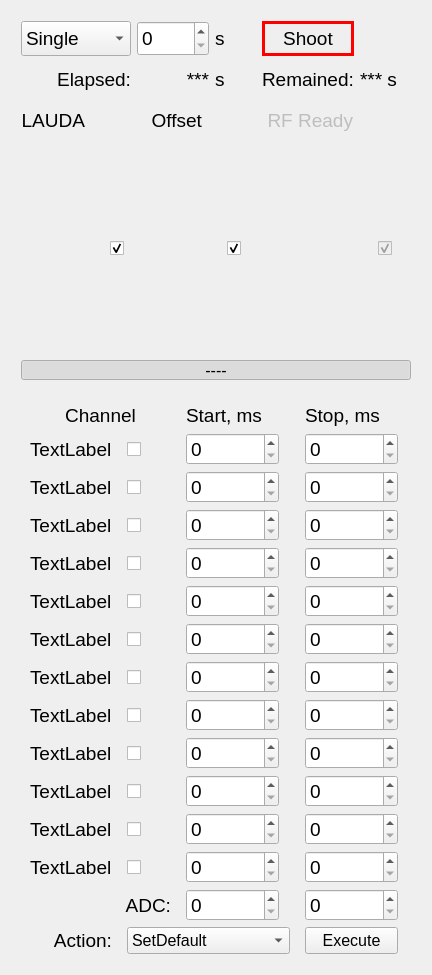
Qt form Timer_UI.ui (smertouh/1_MeV_UI_additional) before a commit.
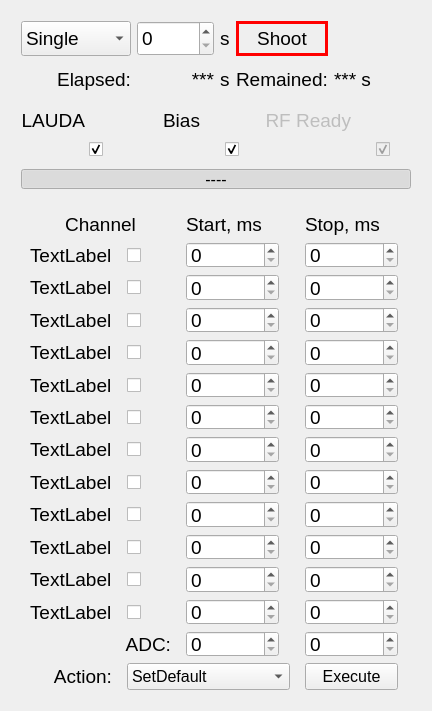
The same form after that commit. Icons and pictures are not drawn.

What changed in the file:
```diff
--- a/Timer_UI.ui
+++ b/Timer_UI.ui
@@ -7,7 +7,7 @@
     <x>0</x>
     <y>0</y>
     <width>432</width>
-    <height>975</height>
+    <height>711</height>
    </rect>
   </property>
   <property name="sizePolicy">
@@ -109,7 +109,7 @@
       <item row="1" column="4">
        <widget class="QLabel" name="label_5">
         <property name="sizePolicy">
-         <sizepolicy hsizetype="Preferred" vsizetype="Preferred">
+         <sizepolicy hsizetype="Preferred" vsizetype="Maximum">
           <horstretch>0</horstretch>
           <verstretch>0</verstretch>
          </sizepolicy>
@@ -141,7 +141,7 @@
       <item row="1" column="2">
        <widget class="QLabel" name="label_54">
         <property name="sizePolicy">
-         <sizepolicy hsizetype="Preferred" vsizetype="Preferred">
+         <sizepolicy hsizetype="Maximum" vsizetype="Maximum">
           <horstretch>0</horstretch>
           <verstretch>0</verstretch>
          </sizepolicy>
@@ -173,7 +173,7 @@
       <item row="1" column="3">
        <widget class="QLabel" name="label_4">
         <property name="sizePolicy">
-         <sizepolicy hsizetype="Preferred" vsizetype="Preferred">
+         <sizepolicy hsizetype="Preferred" vsizetype="Maximum">
           <horstretch>0</horstretch>
           <verstretch>0</verstretch>
          </sizepolicy>
@@ -272,7 +272,7 @@
       <item row="1" column="1">
        <widget class="QLabel" name="label_3">
         <property name="sizePolicy">
-         <sizepolicy hsizetype="Preferred" vsizetype="Preferred">
+         <sizepolicy hsizetype="Preferred" vsizetype="Maximum">
           <horstretch>0</horstretch>
           <verstretch>0</verstretch>
          </sizepolicy>
@@ -341,7 +341,7 @@
       <item row="0" column="2">
        <widget class="QLabel" name="label">
         <property name="sizePolicy">
-         <sizepolicy hsizetype="Preferred" vsizetype="Preferred">
+         <sizepolicy hsizetype="Maximum" vsizetype="Maximum">
           <horstretch>0</horstretch>
           <verstretch>0</verstretch>
          </sizepolicy>
@@ -490,19 +490,22 @@
       </item>
       <item row="2" column="0" colspan="5">
        <layout class="QGridLayout" name="gridLayout">
-        <property name="verticalSpacing">
-         <number>4</number>
-        </property>
         <property name="topMargin">
          <number>0</number>
         </property>
+        <property name="bottomMargin">
+         <number>6</number>
+        </property>
+        <property name="spacing">
+         <number>4</number>
+        </property>
         <item row="0" column="1">
          <widget class="QPushButton" name="pushButton_30">
           <property name="enabled">
            <bool>true</bool>
           </property>
           <property name="sizePolicy">
-           <sizepolicy hsizetype="Preferred" vsizetype="Preferred">
+           <sizepolicy hsizetype="Preferred" vsizetype="Maximum">
             <horstretch>0</horstretch>
             <verstretch>0</verstretch>
            </sizepolicy>
@@ -569,7 +572,7 @@
            <bool>false</bool>
           </property>
           <property name="sizePolicy">
-           <sizepolicy hsizetype="Preferred" vsizetype="Preferred">
+           <sizepolicy hsizetype="Preferred" vsizetype="Maximum">
             <horstretch>0</horstretch>
             <verstretch>0</verstretch>
            </sizepolicy>
@@ -639,7 +642,7 @@
         <item row="0" column="2">
          <widget class="QLabel" name="label_8">
           <property name="sizePolicy">
-           <sizepolicy hsizetype="Preferred" vsizetype="Preferred">
+           <sizepolicy hsizetype="Preferred" vsizetype="Maximum">
             <horstretch>0</horstretch>
             <verstretch>0</verstretch>
            </sizepolicy>
@@ -664,7 +667,7 @@
            </font>
           </property>
           <property name="text">
-           <string>Offset</string>
+           <string>Bias</string>
           </property>
           <property name="alignment">
            <set>Qt::AlignRight|Qt::AlignTrailing|Qt::AlignVCenter</set>
@@ -677,7 +680,7 @@
            <bool>true</bool>
           </property>
           <property name="sizePolicy">
-           <sizepolicy hsizetype="Preferred" vsizetype="Preferred">
+           <sizepolicy hsizetype="Preferred" vsizetype="Maximum">
             <horstretch>0</horstretch>
             <verstretch>0</verstretch>
            </sizepolicy>
@@ -738,48 +741,13 @@
           </property>
          </widget>
         </item>
-        <item row="1" column="1" alignment="Qt::AlignHCenter">
-         <widget class="QCheckBox" name="checkBox_20">
-          <property name="sizePolicy">
-           <sizepolicy hsizetype="Maximum" vsizetype="Preferred">
-            <horstretch>0</horstretch>
-            <verstretch>0</verstretch>
-           </sizepolicy>
-          </property>
-          <property name="minimumSize">
-           <size>
-            <width>0</width>
-            <height>0</height>
-           </size>
-          </property>
-          <property name="maximumSize">
-           <size>
-            <width>16777215</width>
-            <height>16777215</height>
-           </size>
-          </property>
-          <property name="font">
-           <font>
-            <pointsize>14</pointsize>
-            <weight>50</weight>
-            <bold>false</bold>
-           </font>
-          </property>
-          <property name="text">
-           <string/>
-          </property>
-          <property name="checked">
-           <bool>true</bool>
-          </property>
-         </widget>
-        </item>
         <item row="0" column="5">
          <widget class="QPushButton" name="pushButton_32">
           <property name="enabled">
            <bool>false</bool>
           </property>
           <property name="sizePolicy">
-           <sizepolicy hsizetype="Preferred" vsizetype="Preferred">
+           <sizepolicy hsizetype="Preferred" vsizetype="Maximum">
             <horstretch>0</horstretch>
             <verstretch>0</verstretch>
            </sizepolicy>
@@ -846,7 +814,7 @@
            <bool>false</bool>
           </property>
           <property name="sizePolicy">
-           <sizepolicy hsizetype="Maximum" vsizetype="Preferred">
+           <sizepolicy hsizetype="Maximum" vsizetype="Maximum">
             <horstretch>0</horstretch>
             <verstretch>0</verstretch>
            </sizepolicy>
@@ -881,7 +849,42 @@
         <item row="1" column="3" alignment="Qt::AlignHCenter">
          <widget class="QCheckBox" name="checkBox_21">
           <property name="sizePolicy">
-           <sizepolicy hsizetype="Maximum" vsizetype="Preferred">
+           <sizepolicy hsizetype="Maximum" vsizetype="Maximum">
+            <horstretch>0</horstretch>
+            <verstretch>0</verstretch>
+           </sizepolicy>
+          </property>
+          <property name="minimumSize">
+           <size>
+            <width>0</width>
+            <height>0</height>
+           </size>
+          </property>
+          <property name="maximumSize">
+           <size>
+            <width>16777215</width>
+            <height>16777215</height>
+           </size>
+          </property>
+          <property name="font">
+           <font>
+            <pointsize>14</pointsize>
+            <weight>50</weight>
+            <bold>false</bold>
+           </font>
+          </property>
+          <property name="text">
+           <string/>
+          </property>
+          <property name="checked">
+           <bool>true</bool>
+          </property>
+         </widget>
+        </item>
+        <item row="1" column="1">
+         <widget class="QCheckBox" name="checkBox_20">
+          <property name="sizePolicy">
+           <sizepolicy hsizetype="Maximum" vsizetype="Maximum">
             <horstretch>0</horstretch>
             <verstretch>0</verstretch>
            </sizepolicy>
```
Left out of the diff: 26 changed lines with no effect on the pictures.
